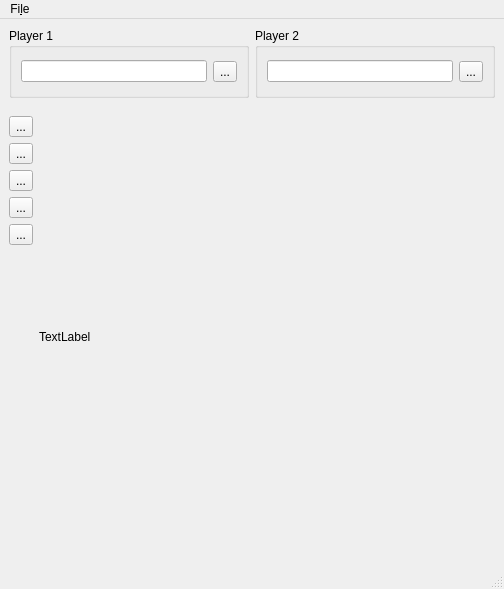
Above: GUI/ui/ui_mainwindow.ui from atrudel/code_synthesis before the change. Below: the same form after it.
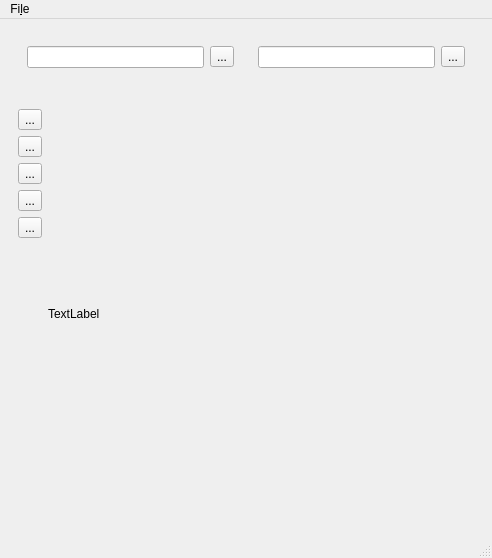
That is the form after the change.

Commit message: added percent bat to show the winner

Diff of the .ui file:
```diff
--- a/GUI/ui/ui_mainwindow.ui
+++ b/GUI/ui/ui_mainwindow.ui
@@ -6,8 +6,8 @@
    <rect>
     <x>0</x>
     <y>0</y>
-    <width>504</width>
-    <height>589</height>
+    <width>492</width>
+    <height>558</height>
    </rect>
   </property>
   <property name="windowTitle">
@@ -32,22 +32,10 @@
     </property>
     <item>
      <widget class="QWidget" name="widget" native="true">
-      <layout class="QVBoxLayout" name="verticalLayout" stretch="1,5">
+      <layout class="QVBoxLayout" name="verticalLayout" stretch="0,0,1">
        <property name="spacing">
         <number>0</number>
        </property>
-       <property name="leftMargin">
-        <number>0</number>
-       </property>
-       <property name="topMargin">
-        <number>0</number>
-       </property>
-       <property name="rightMargin">
-        <number>0</number>
-       </property>
-       <property name="bottomMargin">
-        <number>0</number>
-       </property>
        <item>
         <widget class="QWidget" name="widget_2" native="true">
          <property name="maximumSize">
@@ -58,10 +46,7 @@
          </property>
          <layout class="QHBoxLayout" name="horizontalLayout_4">
           <item>
-           <widget class="QGroupBox" name="groupBox">
-            <property name="title">
-             <string>Player 1</string>
-            </property>
+           <widget class="QFrame" name="frame">
             <layout class="QHBoxLayout" name="horizontalLayout_2">
              <item>
               <widget class="QLineEdit" name="p1_path">
@@ -81,10 +66,7 @@
            </widget>
           </item>
           <item>
-           <widget class="QGroupBox" name="groupBox_2">
-            <property name="title">
-             <string>Player 2</string>
-            </property>
+           <widget class="QFrame" name="frame_2">
             <layout class="QHBoxLayout" name="horizontalLayout_3">
              <item>
               <widget class="QLineEdit" name="p2_path">
@@ -106,6 +88,13 @@
          </layout>
         </widget>
        </item>
+       <item>
+        <widget class="QLabel" name="percent_bar">
+         <property name="text">
+          <string/>
+         </property>
+        </widget>
+       </item>
        <item>
         <widget class="QWidget" name="arena" native="true">
          <layout class="QHBoxLayout" name="horizontalLayout_5" stretch="0,1">
@@ -215,8 +204,8 @@
     <rect>
      <x>0</x>
      <y>0</y>
-     <width>504</width>
-     <height>22</height>
+     <width>492</width>
+     <height>30</height>
     </rect>
    </property>
    <widget class="QMenu" name="menuFile">
```
Left out of the diff: 2 changed lines with no effect on the pictures. The commit also changes 2 other files.
